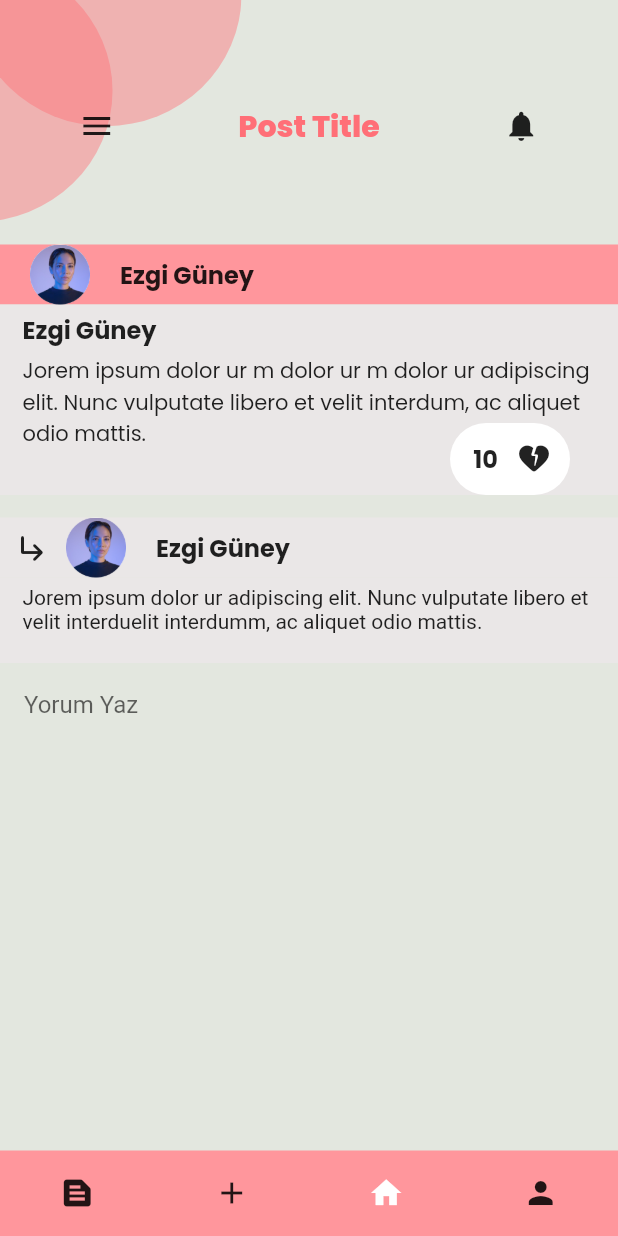
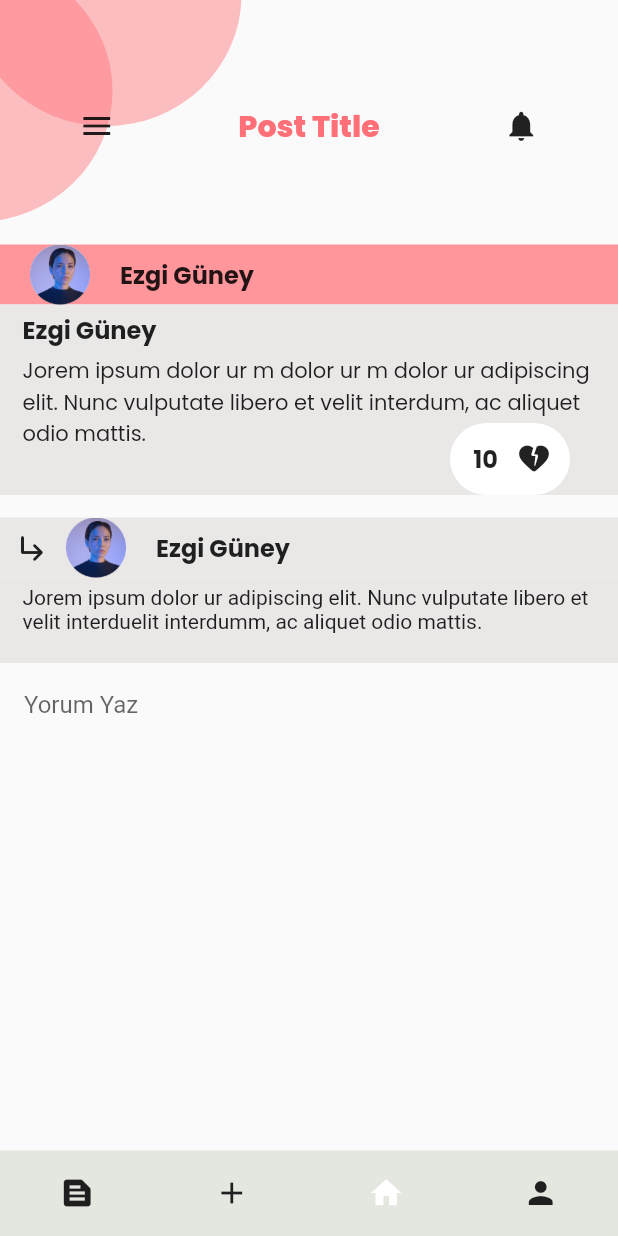
Before and after one commit to Emirhanerbil/depremizleri, a Flutter app: the PostPage screen opened by its route, on a phone screen of 412 x 824 dp. Run offline on Flutter 3.47's test engine with Material 2 defaults, Android fonts, the light colour scheme and no system bars; our stand-ins replace flutter_svg, google_fonts; Roboto replaces fonts that are missing (RobotoMono).

Commit message:
navigationBar-fixed

```diff
--- a/lib/postPage.dart
+++ b/lib/postPage.dart
@@ -19,14 +19,30 @@ class _PostPageState extends State<PostPage> {
             height: 57,
             selectedIndex: 3,
             destinations: [
-              Icon(Icons.text_snippet),
-              Icon(Icons.add),
-              Icon(Icons.home, color: Colors.white),
-              Icon(Icons.person)
+              IconButton(
+                  onPressed: () {
+                    Navigator.pushNamed(context, "/text");
+                  },
+                  icon: Icon(Icons.text_snippet)),
+              IconButton(
+                  onPressed: () {
+                    Navigator.pushNamed(context, "/newPost");
+                  },
+                  icon: Icon(Icons.add)),
+              IconButton(
+                icon: Icon(Icons.home, color: Colors.white),
+                onPressed: () {
+                  Navigator.pushNamed(context, "/home");
+                },
+              ),
+              IconButton(
+                icon: Icon(Icons.person),
+                onPressed: () {
+                  Navigator.pushNamed(context, "/profile");
+                },
+              )
             ],
-            backgroundColor: Color(0XFFFF969C)),
-        key: scaffoldKey,
-        backgroundColor: Color(0XFFE3E7DF),
+            backgroundColor: Color(0XFFE3E7DF)),
         drawer: Drawer(
           child:
               Column(crossAxisAlignment: CrossAxisAlignment.start, children: [
```
Also changed, not shown: lib/home.dart (+22 -4 lines), lib/myTextPage.dart (+23 -7 lines), lib/newPostPage.dart (+23 -7 lines), lib/profile.dart (+27 -9 lines).
